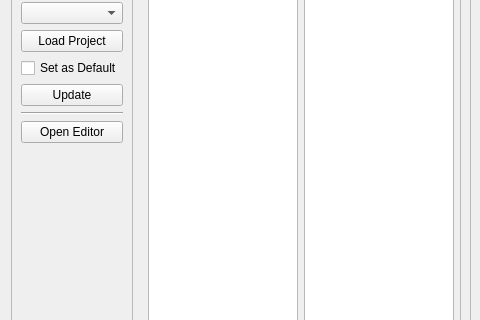
Before: the Qt Designer form tools/audiotool.ui in PhilInTheGaps/GM-Companion, drawn with Qt 5; both pictures show x 0 to 480 and y 106 to 426 of the 1234 by 747 pixel window.
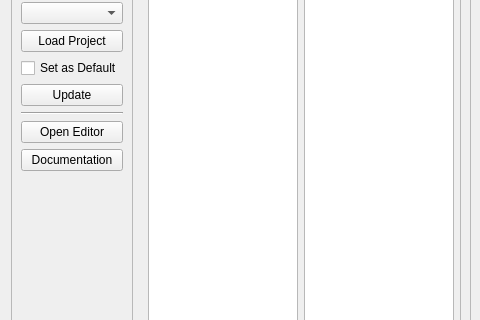
After: the same form once the commit is applied. Icons and pictures are not drawn.

Commit message: Added documentation button

What changed in the file:
```diff
--- a/tools/audiotool.ui
+++ b/tools/audiotool.ui
@@ -127,6 +127,16 @@
           </property>
          </widget>
         </item>
+        <item>
+         <widget class="QPushButton" name="pushButton_documentation">
+          <property name="toolTip">
+           <string>Open the audio tool wiki page</string>
+          </property>
+          <property name="text">
+           <string>Documentation</string>
+          </property>
+         </widget>
+        </item>
         <item>
          <spacer name="verticalSpacer">
           <property name="orientation">
```
The commit also changes 2 other files.
